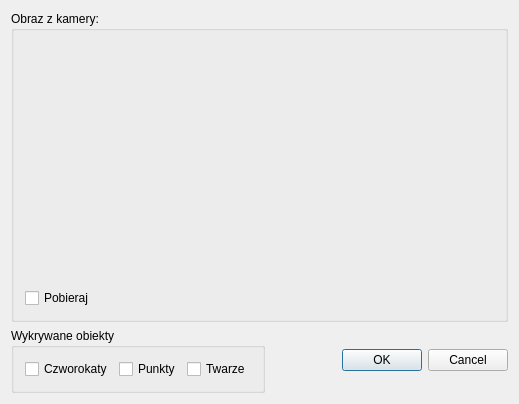
The window that app/CamDriver/configdialog.ui (mcharmas/Bazinga) describes before a commit, drawn with Qt 5.
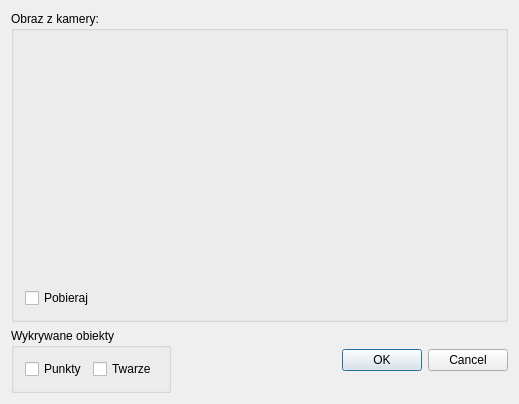
The same window after the commit. Icons and pictures are not drawn. Custom widgets are drawn as their Qt base class.

Commit message: Dodana instrukcja obslugi, dokumentacja drivera, wywalilem z drivera klase quadrangles, ktora nie robila nic ciekawego

Diff of the .ui file:
```diff
--- a/app/CamDriver/configdialog.ui
+++ b/app/CamDriver/configdialog.ui
@@ -56,19 +56,6 @@
         <string>Wykrywane obiekty</string>
        </property>
        <layout class="QHBoxLayout" name="horizontalLayout_2">
-        <item>
-         <widget class="QCheckBox" name="quadrangleCheckBox">
-          <property name="sizePolicy">
-           <sizepolicy hsizetype="Fixed" vsizetype="Fixed">
-            <horstretch>0</horstretch>
-            <verstretch>0</verstretch>
-           </sizepolicy>
-          </property>
-          <property name="text">
-           <string>Czworokaty</string>
-          </property>
-         </widget>
-        </item>
         <item>
          <widget class="QCheckBox" name="pointsCheckBox">
           <property name="sizePolicy">
```
The commit also changes 65 other files.
